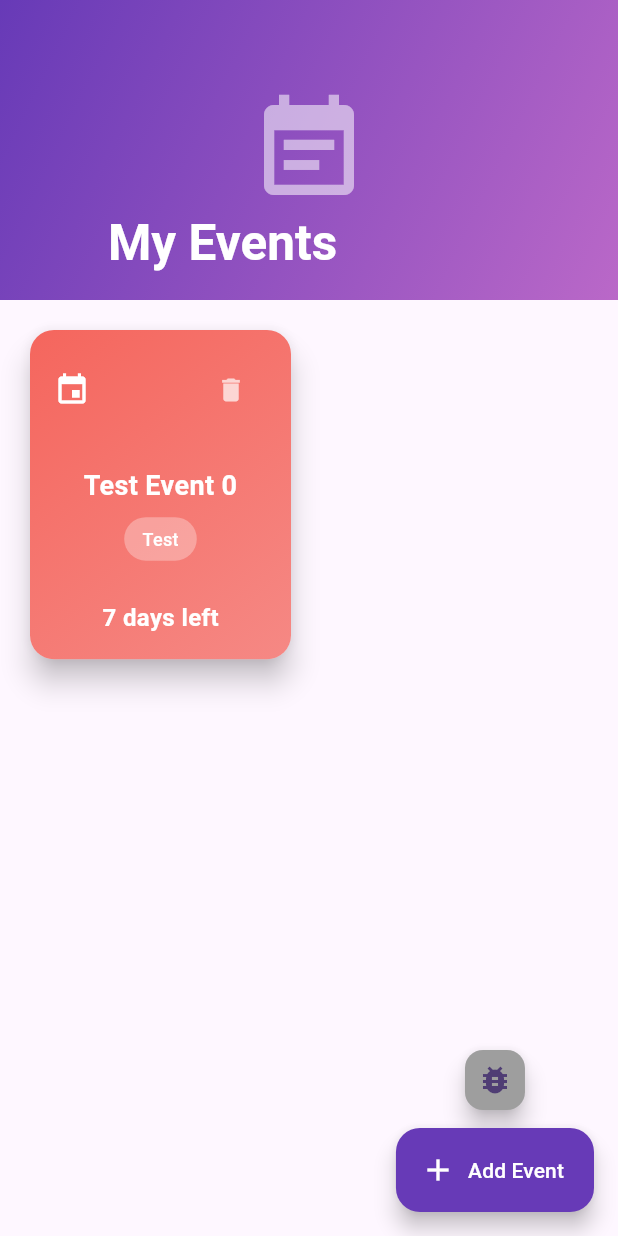
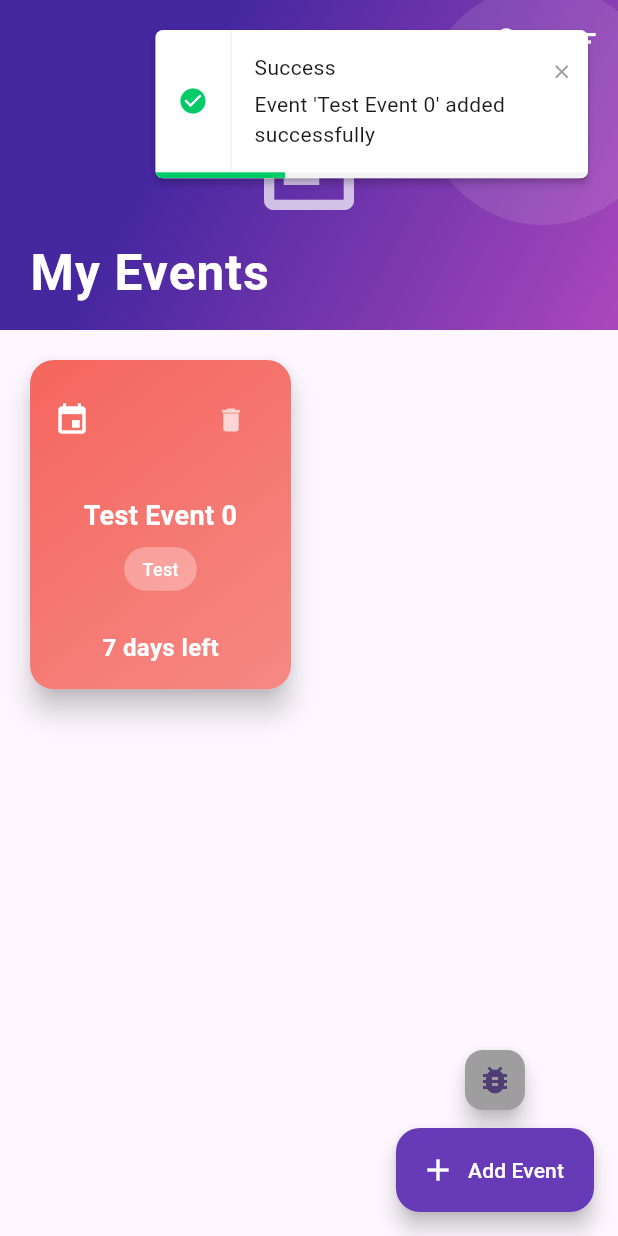
Before and after one commit to Mahdiali97/countdown_app, a Flutter app: the screen it shows after launch, after a tap on the "bug report" icon, on a phone screen of 412 x 824 dp. Run offline on Flutter 3.47's test engine with Material 3 defaults, Android fonts, the phone set to English and light mode, and no system bars; our stand-ins replace elegant_notification, hive, hive_flutter, sqflite; accounts and stored records are empty.

Commit message:
Add Notification

```diff
--- a/lib/main.dart
+++ b/lib/main.dart
@@ -1,4 +1,5 @@
 import 'package:flutter/material.dart';
+import 'package:elegant_notification/elegant_notification.dart';
 import 'dart:async';
 import 'database_service.dart';
 
@@ -148,11 +149,27 @@ class CountdownHomePage extends StatefulWidget {
 class _CountdownHomePageState extends State<CountdownHomePage> {
   List<CountdownEvent> _events = [];
   final DatabaseService _dbService = DatabaseService();
+  Timer? _checkEventsTimer;
+  Set<int> _notifiedEventIds = {};
 
   @override
   void initState() {
     super.initState();
-    _loadEvents();
+    _loadEvents().then((_) {
+      _checkUpcomingEvents();
+
+      // Set up timer to check events every minute
+      _checkEventsTimer = Timer.periodic(
+        const Duration(minutes: 1),
+        (_) => _checkAllEvents(),
+      );
+    });
+  }
+
+  @override
+  void dispose() {
+    _checkEventsTimer?.cancel();
+    super.dispose();
   }
 
   Future<void> _loadEvents() async {
@@ -170,12 +187,26 @@ class _CountdownHomePageState extends State<CountdownHomePage> {
     await _dbService.insertEvent(event);
     print('Inserted. Reloading events...');
     await _loadEvents();
+
+    // Show a success notification
+    ElegantNotification.success(
+      title: Text("Success"),
+      description: Text("Event '${event.name}' added successfully"),
+      toastDuration: Duration(seconds: 3),
+    ).show(context);
   }
 
   Future<void> _deleteEvent(int id) async {
     print('Deleting event with id: $id');
     await _dbService.deleteEvent(id);
     await _loadEvents();
+
+    // Show a notification when event is deleted
+    ElegantNotification.info(
+      title: Text("Event Deleted"),
+      description: Text("Event has been removed successfully"),
+      toastDuration: Duration(seconds: 3),
+    ).show(context);
   }
 
   void _showAddEventDialog() async {
@@ -200,41 +231,136 @@ class _CountdownHomePageState extends State<CountdownHomePage> {
     return target.difference(today).inDays;
   }
 
+  void _checkUpcomingEvents() {
+    for (final event in _events) {
+      final daysLeft = _daysLeft(event.date);
+
+      // Notify for events happening tomorrow
+      if (daysLeft == 1) {
+        ElegantNotification.info(
+          title: Text("Event Tomorrow"),
+          description: Text("'${event.name}' is happening tomorrow!"),
+          icon: Icon(Icons.event_available, color: event.color),
+          toastDuration: Duration(seconds: 5),
+        ).show(context);
+      }
+    }
+  }
+
+  void _checkAllEvents() {
+    _checkUpcomingEvents();
+    _checkArrivedEvents();
+  }
+
+  void _checkArrivedEvents() {
+    final now = DateTime.now();
+    for (final event in _events) {
+      // Check if event has just arrived (within the last minute)
+      final difference = event.date.difference(now);
+
+      if (difference <= Duration.zero &&
+          difference > Duration(minutes: -1) &&
+          !_notifiedEventIds.contains(event.id)) {
+
+        // Show notification for arrived event
+        ElegantNotification.success(
+          title: Text("Event Arrived!"),
+          description: Text("'${event.name}' has arrived!"),
+          icon: Icon(Icons.celebration, color: event.color),
+          toastDuration: Duration(seconds: 5),
+        ).show(context);
+
+        // Mark this event as notified
+        _notifiedEventIds.add(event.id!);
+      }
+    }
+  }
+
   @override
   Widget build(BuildContext context) {
     return Scaffold(
       body: CustomScrollView(
         slivers: [
           SliverAppBar(
-            expandedHeight: 200,
+            expandedHeight: 220,
             floating: false,
             pinned: true,
-            backgroundColor: Colors.deepPurple,
+            backgroundColor: Colors.transparent,
+            elevation: 0,
+            stretch: true,
             flexibleSpace: FlexibleSpaceBar(
               title: const Text(
                 'My Events',
                 style: TextStyle(
-                  fontWeight: FontWeight.bold,
+                  fontWeight: FontWeight.w600,
                   color: Colors.white,
+                  fontSize: 22,
+                  letterSpacing: 0.5,
                 ),
               ),
+              titlePadding: const EdgeInsets.only(left: 20, bottom: 16),
               background: Container(
                 decoration: BoxDecoration(
                   gradient: LinearGradient(
                     begin: Alignment.topLeft,
                     end: Alignment.bottomRight,
-                    colors: [Colors.deepPurple, Colors.purple.shade300],
+                    colors: [
+                      Colors.deepPurple.shade800,
+                      Colors.purple.shade400,
+                    ],
+                    stops: const [0.3, 1.0],
                   ),
+                  boxShadow: [
+                    BoxShadow(
+                      color: Colors.black.withOpacity(0.2),
+                      blurRadius: 10,
+                      offset: const Offset(0, 5),
+                    ),
+                  ],
                 ),
-                child: const Center(
-                  child: Icon(
-                    Icons.event_note,
-                    size: 80,
-                    color: Colors.white54,
-                  ),
+                child: Stack(
+                  children: [
+                    Positioned(
+                      right: -30,
+                      top: -10,
+                      child: Container(
+                        width: 160,
+                        height: 160,
+                        decoration: BoxDecoration(
+                          color: Colors.white.withOpacity(0.1),
+                          shape: BoxShape.circle,
+                        ),
+                      ),
+                    ),
+                    const Center(
+                      child: Icon(
+                        Icons.event_note,
+                        size: 80,
+                        color: Colors.white70,
+                      ),
+                    ),
+                  ],
                 ),
               ),
+              stretchModes: const [
+                StretchMode.zoomBackground,
+                StretchMode.blurBackground,
+              ],
             ),
+            actions: [
+              IconButton(
+                icon: const Icon(Icons.search, color: Colors.white),
+                onPressed: () {
+                  // Implement search functionality
+                },
+              ),
+              IconButton(
+                icon: const Icon(Icons.filter_list, color: Colors.white),
+                onPressed: () {
+                  // Implement filter functionality
+                },
+              ),
+            ],
           ),
           _events.isEmpty
               ? SliverFillRemaining(
@@ -386,7 +512,8 @@ class _CountdownHomePageState extends State<CountdownHomePage> {
                         ),
                       ),
                     );
-                  }, childCount: _events.length),
+                    },
+                    childCount: _events.length),
                 ),
               ),
         ],
@@ -608,7 +735,7 @@ class _AddEventDialogState extends State<AddEventDialog> {
                   },
                   child: Container(
                     width: 40,
-                    height: 40,
+                    height: 50,
                     decoration: BoxDecoration(
                       color: color,
                       shape: BoxShape.circle,
@@ -650,11 +777,12 @@ class _AddEventDialogState extends State<AddEventDialog> {
               print(
                 'Invalid data: name=${_nameController.text}, date=$_eventDate',
               );
-              ScaffoldMessenger.of(context).showSnackBar(
-                const SnackBar(
-                  content: Text('Please enter event name and select a date'),
-                ),
-              );
+
+              // Show an error notification instead of a SnackBar
+              ElegantNotification.error(
+                title: Text("Invalid Input"),
+                description: Text("Please enter event name and select a date"),
+              ).show(context);
             }
           },
           style: ElevatedButton.styleFrom(
@@ -682,6 +810,7 @@ class _EventCountdownPageState extends State<EventCountdownPage>
   Timer? _timer;
   late AnimationController _pulseController;
   late Animation<double> _pulseAnimation;
+  bool _notificationShown = false;
 
   @override
   void initState() {
@@ -707,10 +836,27 @@ class _EventCountdownPageState extends State<EventCountdownPage>
     final now = DateTime.now();
     setState(() {
       _remaining = widget.event.date.difference(now);
-      if (_remaining.isNegative) {
+
+      // Check if countdown just reached zero and notification hasn't been shown yet
+      if (_remaining.isNegative || _remaining == Duration.zero) {
         _remaining = Duration.zero;
+
+        // Show notification only once when the countdown reaches zero
+        if (!_notificationShown) {
+          _showEventArrivedNotification();
+          _notificationShown = true;
+        }
       }
     });
+  }
+
+  void _showEventArrivedNotification() {
+    ElegantNotification.success(
+      title: Text("Event Arrived!"),
+      description: Text("'${widget.event.name}' has arrived!"),
+      icon: Icon(Icons.celebration, color: widget.event.color),
+      toastDuration: Duration(seconds: 5),
+    ).show(context);
   }
 
   @override
--- a/pubspec.yaml
+++ b/pubspec.yaml
@@ -16,6 +16,7 @@ dependencies:
   path: ^1.8.3
   hive: ^2.2.3
   hive_flutter: ^1.1.0
+  elegant_notification: ^2.5.1
 
 dev_dependencies:
   flutter_test:
```
Also changed, not shown: pubspec.lock.
